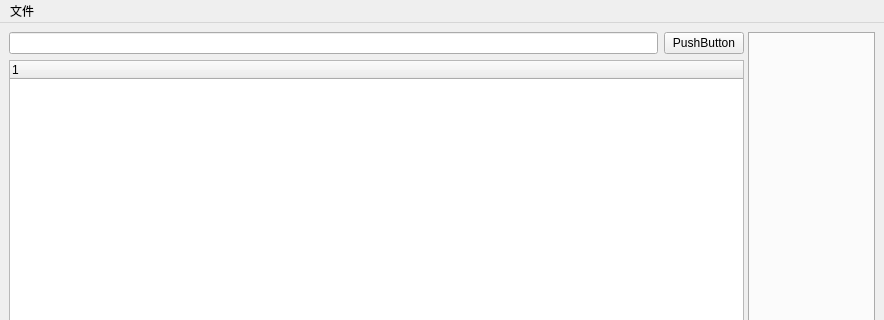
dop-lm/CSTI-ModEditor, file Main.ui: the form before one commit; both pictures show x 0 to 884 and y 0 to 320 of the 884 by 723 pixel window.
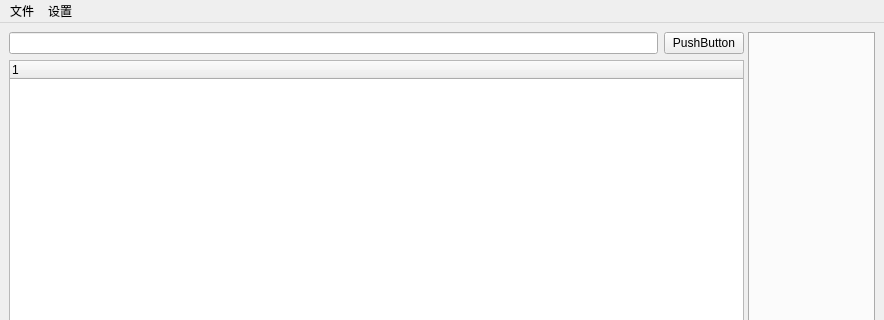
The form after the commit.

Commit message: 1.增加根据内容自动展开（可以在设置里关闭） 2.添加右键批量关闭页面

```diff
--- a/Main.ui
+++ b/Main.ui
@@ -74,7 +74,14 @@
     <addaction name="action_loadMod"/>
     <addaction name="action_save"/>
    </widget>
+   <widget class="QMenu" name="menu_2">
+    <property name="title">
+     <string>设置</string>
+    </property>
+    <addaction name="action_ResizeMode"/>
+   </widget>
    <addaction name="menu"/>
+   <addaction name="menu_2"/>
   </widget>
   <widget class="QStatusBar" name="statusbar"/>
   <action name="action_newMod">
```
Left out of the diff: 9 changed lines with no effect on the pictures. The commit also changes 4 other files.
